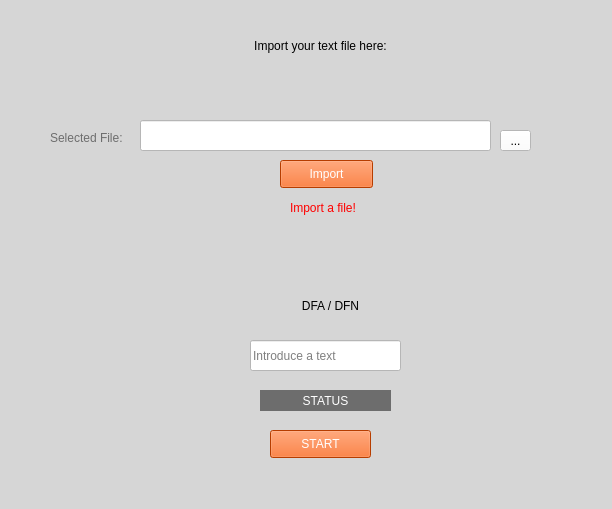
JuanChandoqui/DFA_AFN, file Views/main.ui: the form before one commit.
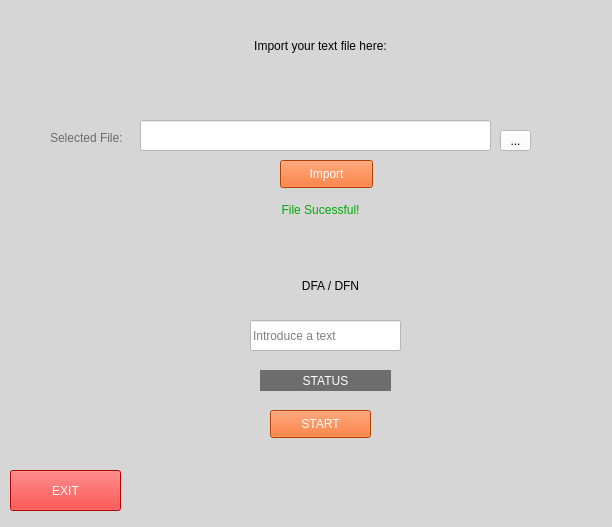
The form after the commit.

What changed in the file:
```diff
--- a/Views/main.ui
+++ b/Views/main.ui
@@ -7,7 +7,7 @@
     <x>0</x>
     <y>0</y>
     <width>612</width>
-    <height>509</height>
+    <height>527</height>
    </rect>
   </property>
   <property name="windowTitle">
@@ -46,7 +46,7 @@
     <property name="geometry">
      <rect>
       <x>270</x>
-      <y>430</y>
+      <y>410</y>
       <width>101</width>
       <height>28</height>
      </rect>
@@ -63,7 +63,7 @@
     <property name="geometry">
      <rect>
       <x>250</x>
-      <y>340</y>
+      <y>320</y>
       <width>151</width>
       <height>31</height>
      </rect>
@@ -145,7 +145,7 @@
     <property name="geometry">
      <rect>
       <x>160</x>
-      <y>290</y>
+      <y>270</y>
       <width>341</width>
       <height>31</height>
      </rect>
@@ -200,7 +200,7 @@
     <property name="geometry">
      <rect>
       <x>260</x>
-      <y>390</y>
+      <y>370</y>
       <width>131</width>
       <height>21</height>
      </rect>
@@ -220,6 +220,42 @@
      <set>Qt::AlignCenter</set>
     </property>
    </widget>
+   <widget class="QLabel" name="label_file_sucessful">
+    <property name="geometry">
+     <rect>
+      <x>270</x>
+      <y>200</y>
+      <width>101</width>
+      <height>20</height>
+     </rect>
+    </property>
+    <property name="styleSheet">
+     <string notr="true">color: rgb(0, 170, 0);</string>
+    </property>
+    <property name="text">
+     <string>File Sucessful!</string>
+    </property>
+    <property name="alignment">
+     <set>Qt::AlignCenter</set>
+    </property>
+   </widget>
+   <widget class="QPushButton" name="button_exit">
+    <property name="geometry">
+     <rect>
+      <x>10</x>
+      <y>470</y>
+      <width>111</width>
+      <height>41</height>
+     </rect>
+    </property>
+    <property name="styleSheet">
+     <string notr="true">background-color: rgb(255, 0, 0);
+color: rgb(255, 255, 255);</string>
+    </property>
+    <property name="text">
+     <string>EXIT</string>
+    </property>
+   </widget>
   </widget>
  </widget>
  <resources/>
```
